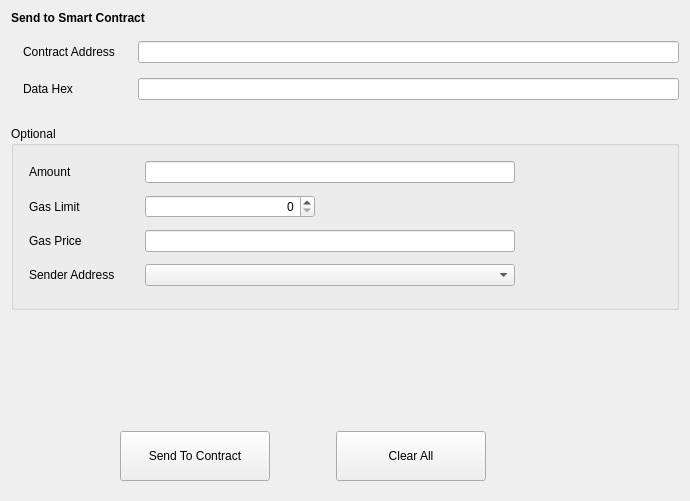
Above: src/qt/forms/sendtocontract.ui from qtumproject/qtum before the change. Below: the same form after it.
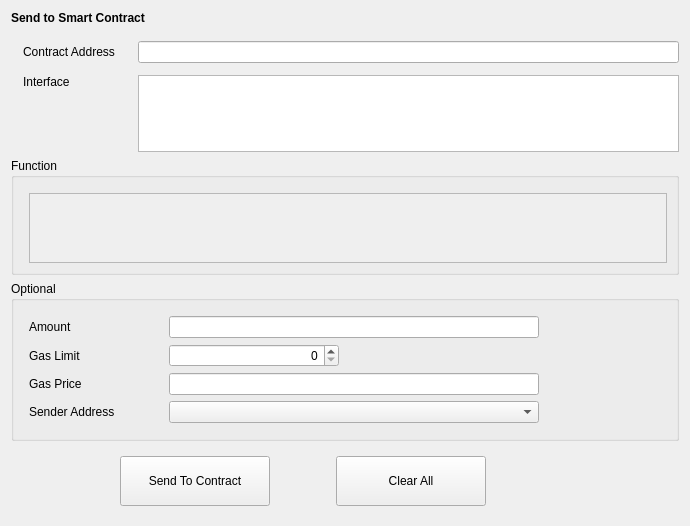
That is the form after the change. Custom widgets are drawn as their Qt base class.

Commit message: Update GUI for contract functions

What changed in the file:
```diff
--- a/src/qt/forms/sendtocontract.ui
+++ b/src/qt/forms/sendtocontract.ui
@@ -7,7 +7,7 @@
     <x>0</x>
     <y>0</y>
     <width>690</width>
-    <height>501</height>
+    <height>526</height>
    </rect>
   </property>
   <property name="windowTitle">
@@ -52,8 +52,11 @@
       <number>23</number>
      </property>
      <property name="verticalSpacing">
-      <number>15</number>
+      <number>12</number>
      </property>
+     <item row="0" column="1">
+      <widget class="QLineEdit" name="lineEditContractAddress"/>
+     </item>
      <item row="0" column="0">
       <widget class="QLabel" name="labelContractAddress">
        <property name="text">
@@ -61,36 +64,69 @@
        </property>
       </widget>
      </item>
-     <item row="0" column="1">
-      <widget class="QLineEdit" name="lineEditContractAddress"/>
-     </item>
-     <item row="1" column="0">
-      <widget class="QLabel" name="labelDataHex">
-       <property name="text">
-        <string>Data Hex</string>
-       </property>
-      </widget>
-     </item>
      <item row="1" column="1">
-      <widget class="QLineEdit" name="lineEditDataHex"/>
+      <widget class="QTextEdit" name="textEditInterface"/>
+     </item>
+     <item row="1" column="0">
+      <layout class="QVBoxLayout" name="verticalLayout_2">
+       <item>
+        <widget class="QLabel" name="labelInterface">
+         <property name="text">
+          <string>Interface</string>
+         </property>
+        </widget>
+       </item>
+       <item>
+        <spacer name="verticalSpacer_2">
+         <property name="orientation">
+          <enum>Qt::Vertical</enum>
+         </property>
+         <property name="sizeHint" stdset="0">
+          <size>
+           <width>20</width>
+           <height>40</height>
+          </size>
+         </property>
+        </spacer>
+       </item>
+      </layout>
      </item>
     </layout>
    </item>
    <item>
-    <spacer name="verticalSpacer_3">
-     <property name="orientation">
-      <enum>Qt::Vertical</enum>
+    <widget class="QGroupBox" name="groupBoxFunction">
+     <property name="title">
+      <string>Function</string>
      </property>
-     <property name="sizeType">
-      <enum>QSizePolicy::Fixed</enum>
-     </property>
-     <property name="sizeHint" stdset="0">
-      <size>
-       <width>20</width>
-       <height>20</height>
-      </size>
-     </property>
-    </spacer>
+     <layout class="QVBoxLayout" name="verticalLayout_3">
+      <property name="leftMargin">
+       <number>15</number>
+      </property>
+      <property name="topMargin">
+       <number>15</number>
+      </property>
+      <property name="bottomMargin">
+       <number>9</number>
+      </property>
+      <item>
+       <widget class="QScrollArea" name="scrollAreaFunction">
+        <property name="widgetResizable">
+         <bool>true</bool>
+        </property>
+        <widget class="QWidget" name="scrollAreaWidgetContents">
+         <property name="geometry">
+          <rect>
+           <x>0</x>
+           <y>0</y>
+           <width>640</width>
+           <height>68</height>
+          </rect>
+         </property>
+        </widget>
+       </widget>
+      </item>
+     </layout>
+    </widget>
    </item>
    <item>
     <widget class="QGroupBox" name="groupBoxOptional">
@@ -108,7 +144,7 @@
        <number>30</number>
       </property>
       <property name="verticalSpacing">
-       <number>12</number>
+       <number>6</number>
       </property>
       <item row="1" column="1">
        <widget class="QSpinBox" name="lineEditGasLimit">
@@ -128,6 +164,12 @@
       </item>
       <item row="3" column="0">
        <widget class="QLabel" name="labelSenderAddress">
+        <property name="minimumSize">
+         <size>
+          <width>110</width>
+          <height>0</height>
+         </size>
+        </property>
         <property name="text">
          <string>Sender Address</string>
         </property>
@@ -135,6 +177,12 @@
       </item>
       <item row="1" column="0">
        <widget class="QLabel" name="labelGasLimit">
+        <property name="minimumSize">
+         <size>
+          <width>110</width>
+          <height>0</height>
+         </size>
+        </property>
         <property name="text">
          <string>Gas Limit</string>
         </property>
@@ -158,6 +206,12 @@
       </item>
       <item row="2" column="0">
        <widget class="QLabel" name="labelGasPrice">
+        <property name="minimumSize">
+         <size>
+          <width>110</width>
+          <height>0</height>
+         </size>
+        </property>
         <property name="text">
          <string>Gas Price</string>
         </property>
@@ -168,6 +222,12 @@
       </item>
       <item row="0" column="0">
        <widget class="QLabel" name="labelAmount">
+        <property name="minimumSize">
+         <size>
+          <width>110</width>
+          <height>0</height>
+         </size>
+        </property>
         <property name="text">
          <string>Amount</string>
         </property>
```
The commit also changes 12 other files.
